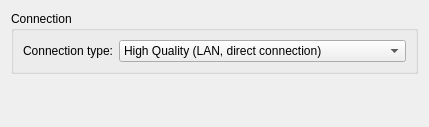
The window that vnc/vncpreferences.ui (KDE/krdc) describes before a commit, drawn with Qt 5.
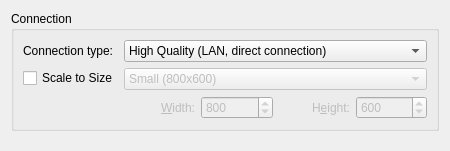
The same window after the commit. Custom widgets are drawn as their Qt base class.

```diff
--- a/vnc/vncpreferences.ui
+++ b/vnc/vncpreferences.ui
@@ -5,8 +5,8 @@
    <rect>
     <x>0</x>
     <y>0</y>
-    <width>429</width>
-    <height>127</height>
+    <width>436</width>
+    <height>151</height>
    </rect>
   </property>
   <layout class="QVBoxLayout" name="verticalLayout" >
@@ -54,6 +54,146 @@
         </item>
        </widget>
       </item>
+      <item row="2" column="0">
+       <layout class="QVBoxLayout">
+        <item>
+         <widget class="QCheckBox" name="kcfg_Scaling">
+          <property name="text">
+           <string>Scale to Size</string>
+          </property>
+         </widget>
+        </item>
+        <item>
+         <widget class="QLabel" name="resolutionDummyLabel"/>
+        </item>
+       </layout>
+      </item>
+      <item row="2" column="1">
+       <layout class="QVBoxLayout">
+        <item>
+         <widget class="KComboBox" name="resolutionComboBox">
+          <property name="enabled">
+           <bool>false</bool>
+          </property>
+          <property name="minimumSize">
+           <size>
+            <width>280</width>
+            <height>0</height>
+           </size>
+          </property>
+          <property name="whatsThis">
+           <string>Here you can specify the resolution of the remote desktop. This resolution determines the size of the desktop that will be presented to you.</string>
+          </property>
+          <property name="currentIndex">
+           <number>1</number>
+          </property>
+          <item>
+           <property name="text">
+            <string>Minimal (640x480)</string>
+           </property>
+          </item>
+          <item>
+           <property name="text">
+            <string>Small (800x600)</string>
+           </property>
+          </item>
+          <item>
+           <property name="text">
+            <string>Normal (1024x768)</string>
+           </property>
+          </item>
+          <item>
+           <property name="text">
+            <string>Large (1280x1024)</string>
+           </property>
+          </item>
+          <item>
+           <property name="text">
+            <string>Very Large (1600x1200)</string>
+           </property>
+          </item>
+          <item>
+           <property name="text">
+            <string>Current Screen Resolution</string>
+           </property>
+          </item>
+          <item>
+           <property name="text">
+            <string>Custom Resolution (...)</string>
+           </property>
+          </item>
+         </widget>
+        </item>
+        <item>
+         <layout class="QHBoxLayout">
+          <item>
+           <widget class="QLabel" name="widthLabel">
+            <property name="enabled">
+             <bool>false</bool>
+            </property>
+            <property name="text">
+             <string>&amp;Width:</string>
+            </property>
+            <property name="alignment">
+             <set>Qt::AlignRight|Qt::AlignTrailing|Qt::AlignVCenter</set>
+            </property>
+            <property name="buddy">
+             <cstring>kcfg_ScalingWidth</cstring>
+            </property>
+           </widget>
+          </item>
+          <item>
+           <widget class="QSpinBox" name="kcfg_ScalingWidth">
+            <property name="enabled">
+             <bool>false</bool>
+            </property>
+            <property name="whatsThis">
+             <string>This is the width of the remote desktop. You can only change this value manually if you select Custom as desktop resolution above.</string>
+            </property>
+            <property name="maximum">
+             <number>9999</number>
+            </property>
+            <property name="value">
+             <number>800</number>
+            </property>
+           </widget>
+          </item>
+          <item>
+           <widget class="QLabel" name="heightLabel">
+            <property name="enabled">
+             <bool>false</bool>
+            </property>
+            <property name="text">
+             <string>H&amp;eight:</string>
+            </property>
+            <property name="alignment">
+             <set>Qt::AlignRight|Qt::AlignTrailing|Qt::AlignVCenter</set>
+            </property>
+            <property name="buddy">
+             <cstring>kcfg_ScalingHeight</cstring>
+            </property>
+           </widget>
+          </item>
+          <item>
+           <widget class="QSpinBox" name="kcfg_ScalingHeight">
+            <property name="enabled">
+             <bool>false</bool>
+            </property>
+            <property name="whatsThis">
+             <string>This is the height of the remote desktop. You can only change this value manually if you select Custom as desktop resolution above.</string>
+            </property>
+            <property name="maximum">
+             <number>9999</number>
+            </property>
+            <property name="value">
+             <number>600</number>
+            </property>
+           </widget>
+          </item>
+         </layout>
+        </item>
+       </layout>
+      </item>
      </layout>
     </widget>
    </item>
@@ -64,8 +204,8 @@
      </property>
      <property name="sizeHint" stdset="0" >
       <size>
-       <width>20</width>
-       <height>41</height>
+       <width>428</width>
+       <height>16</height>
       </size>
      </property>
     </spacer>
```
Left out of the diff: 1 changed line with no effect on the pictures.
